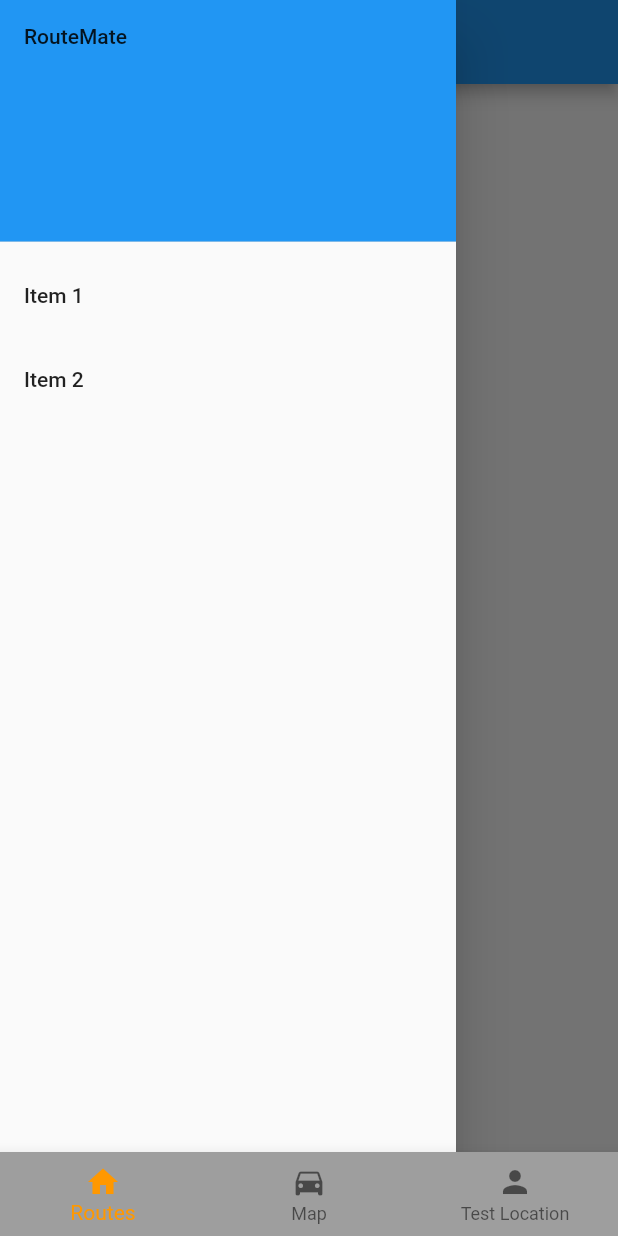
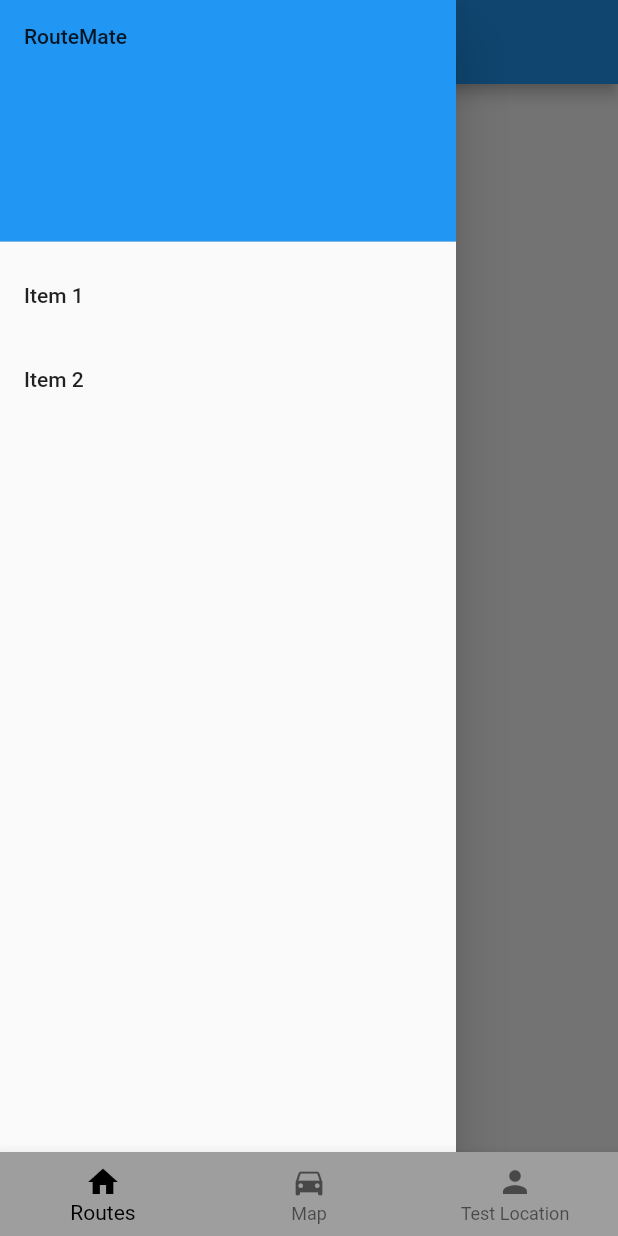
Before and after one commit to jfordnose64/RouteMate, a Flutter app: the screen it shows after launch, with the side drawer open, on a phone screen of 412 x 824 dp. Run offline on Flutter 3.47's test engine with Material 2 defaults, Android fonts, the phone set to English and light mode, and no system bars; our stand-ins replace geolocator, google_maps_flutter, location; accounts and stored records are empty.

```diff
--- a/lib/Views/home.dart
+++ b/lib/Views/home.dart
@@ -28,7 +28,7 @@ class _HomeState extends State<Home> {
       bottomNavigationBar: BottomNavigationBar(
         onTap: onTabTapped,
         currentIndex: _currentIndex,
-        fixedColor: Colors.orange,
+        fixedColor: Colors.black,
         backgroundColor: Colors.grey,
         items: [
           BottomNavigationBarItem(
```
